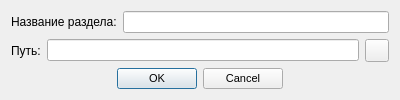
Above: editor/createsectiondialog.ui from TheMrButcher/offline-mentor before the change. Below: the same form after it.
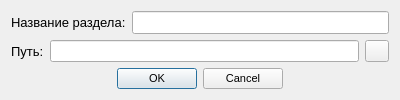
That is the form after the change. Icons and pictures are not drawn.

The edit to the form file:
```diff
--- a/editor/createsectiondialog.ui
+++ b/editor/createsectiondialog.ui
@@ -28,6 +28,11 @@
     <height>100</height>
    </size>
   </property>
+  <property name="font">
+   <font>
+    <pointsize>10</pointsize>
+   </font>
+  </property>
   <property name="windowTitle">
    <string>Создание раздела...</string>
   </property>
```
